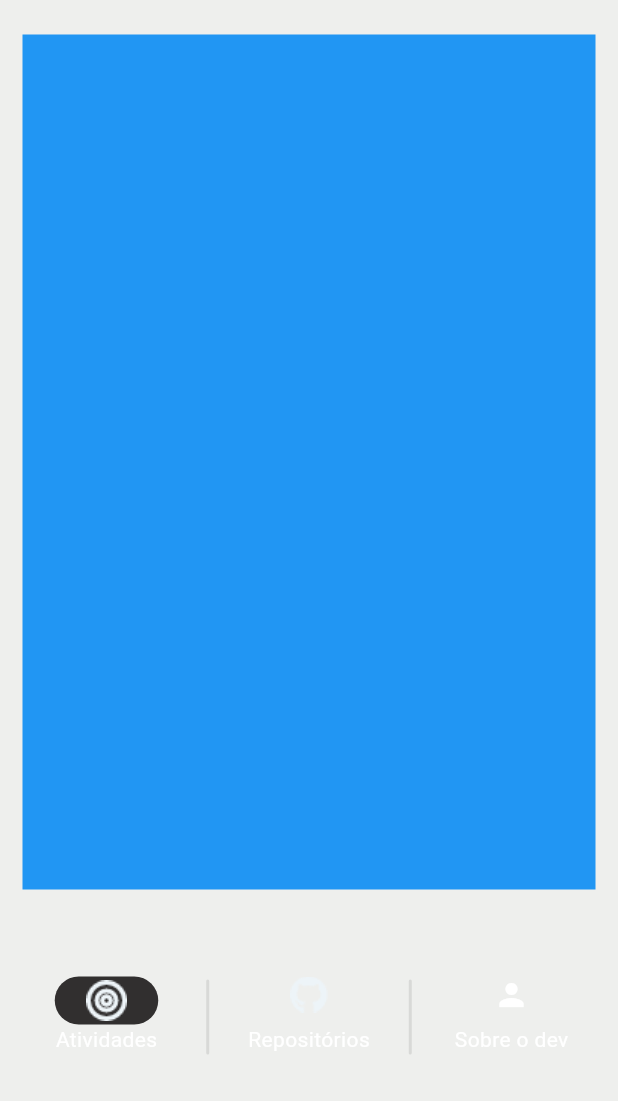
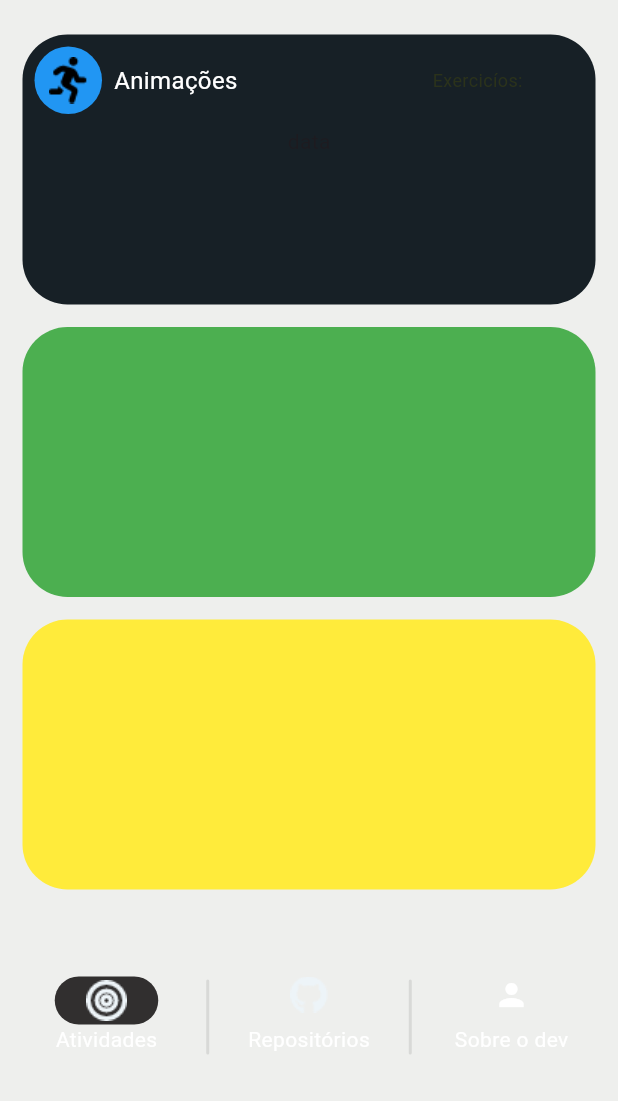
Before and after one commit to VinicioSantosOliveira/app_masterclass, a Flutter app: the screen it shows after launch, on a phone screen of 412 x 824 dp, the part 135-1236 px from its top. Run offline on Flutter 3.47's test engine with Material 3 defaults, Android fonts, the phone set to English and light mode, and no system bars.

Commit message:
Arrumando container

```diff
--- a/lib/my_home_page.dart
+++ b/lib/my_home_page.dart
@@ -1,5 +1,3 @@
-import 'dart:ffi';
-
 import 'package:flutter/material.dart';
 
 class MyHomePage extends StatelessWidget {
@@ -61,7 +59,8 @@ class MyHomePage extends StatelessWidget {
                             Radius.circular(40),
                           ),
                           child: Image.asset(
-                              'assets/images/Icon awesome-moon.png'),
+                            'assets/images/Icon awesome-moon.png',
+                          ),
                         ),
                       ),
                     ),
@@ -71,12 +70,84 @@ class MyHomePage extends StatelessWidget {
             ),
             Padding(
               padding: const EdgeInsets.only(top: 23),
-              child: Container(
+              child: SizedBox(
                 height: 570,
                 width: size.width * 1.0,
-                decoration: const BoxDecoration(color: Colors.blue),
-                child: const Column(
-                  children: [],
+                child: Column(
+                  children: [
+                    Container(
+                      alignment: Alignment.topCenter,
+                      height: 180,
+                      width: size.width * 1,
+                      decoration: BoxDecoration(
+                        color: const Color.fromRGBO(23, 32, 38, 1),
+                        borderRadius: BorderRadius.circular(30),
+                      ),
+                      child: Column(
+                        children: [
+                          Row(
+                            children: [
+                              Padding(
+                                padding: const EdgeInsets.all(8.0),
+                                child: Container(
+                                  height: 45,
+                                  width: 45,
+                                  decoration: BoxDecoration(
+                                    color: Colors.blue,
+                                    borderRadius: BorderRadius.circular(40),
+                                  ),
+                                  child: Image.asset(
+                                    'assets/images/Icon awesome-running.png',
+                                  ),
+                                ),
+                              ),
+                              const Text(
+                                'Animações',
+                                style: TextStyle(
+                                  color: Colors.white,
+                                  fontSize: 16,
+                                ),
+                              ),
+                              const Padding(
+                                padding: EdgeInsets.only(left: 130),
+                                child: Text(
+                                  'Exercicíos: ',
+                                  style: TextStyle(
+                                    color: Color.fromARGB(81, 86, 90, 1),
+                                    fontSize: 12,
+                                  ),
+                                ),
+                              ),
+                            ],
+                          ),
+                          const Text('data'),
+                          const Row(),
+                        ],
+                      ),
+                    ),
+                    const SizedBox(
+                      height: 15,
+                    ),
+                    Container(
+                      height: 180,
+                      width: size.width * 1,
+                      decoration: BoxDecoration(
+                        color: Colors.green,
+                        borderRadius: BorderRadius.circular(30),
+                      ),
+                    ),
+                    const SizedBox(
+                      height: 15,
+                    ),
+                    Container(
+                      height: 180,
+                      width: size.width * 1,
+                      decoration: BoxDecoration(
+                        color: Colors.yellow,
+                        borderRadius: BorderRadius.circular(30),
+                      ),
+                    ),
+                  ],
                 ),
               ),
             ),
@@ -101,7 +172,8 @@ class MyHomePage extends StatelessWidget {
                             color: const Color.fromARGB(255, 49, 47, 47),
                           ),
                           child: Image.asset(
-                              'assets/images/Icon feather-target.png'),
+                            'assets/images/Icon feather-target.png',
+                          ),
                         ),
                         const Text(
                           'Atividades',
```
Also changed, not shown: assets/images/Icon awesome-glasses.png (added), assets/images/Icon awesome-glasses@2x.png (added), assets/images/Icon awesome-glasses@3x.png (added), assets/images/Icon awesome-running.png (added), assets/images/Icon awesome-running@2x.png (added), assets/images/Icon awesome-running@3x.png (added), assets/images/Icon material-toys.png (added), assets/images/Icon material-toys@2x.png (added), assets/images/Icon material-toys@3x.png (added).
